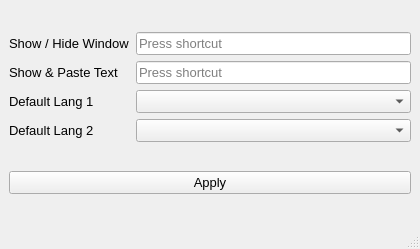
Above: ui/Settings.ui from DenisShahbazyan/Translate before the change. Below: the same form after it.
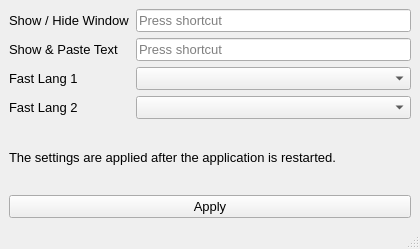
That is the form after the change. Icons and pictures are not drawn.

Diff of the .ui file:
```diff
--- a/ui/Settings.ui
+++ b/ui/Settings.ui
@@ -19,11 +19,13 @@
    <string>Settings</string>
   </property>
   <widget class="QWidget" name="centralwidget">
+   <layout class="QVBoxLayout" name="verticalLayout_4">
+    <item>
    <layout class="QVBoxLayout" name="verticalLayout_3">
     <item>
      <layout class="QHBoxLayout" name="horizontalLayout">
       <item>
-       <layout class="QVBoxLayout" name="verticalLayout_2">
+         <layout class="QVBoxLayout" name="verticalLayout">
         <item>
          <widget class="QLabel" name="label">
           <property name="font">
@@ -56,7 +58,7 @@
            </font>
           </property>
           <property name="text">
-           <string>Default Lang 1</string>
+             <string>Fast Lang 1</string>
           </property>
          </widget>
         </item>
@@ -68,14 +70,14 @@
            </font>
           </property>
           <property name="text">
-           <string>Default Lang 2</string>
+             <string>Fast Lang 2</string>
           </property>
          </widget>
         </item>
        </layout>
       </item>
       <item>
-       <layout class="QVBoxLayout" name="verticalLayout">
+         <layout class="QVBoxLayout" name="verticalLayout_2">
         <item>
          <widget class="QKeySequenceEdit" name="show_hide"/>
         </item>
@@ -83,7 +85,7 @@
          <widget class="QKeySequenceEdit" name="show_paste"/>
         </item>
         <item>
-         <widget class="QComboBox" name="defaukt_lang_1">
+           <widget class="QComboBox" name="fast_lang_1">
           <property name="font">
            <font>
             <pointsize>10</pointsize>
@@ -92,7 +94,7 @@
          </widget>
         </item>
         <item>
-         <widget class="QComboBox" name="defaukt_lang_2">
+           <widget class="QComboBox" name="fast_lang_2">
           <property name="font">
            <font>
             <pointsize>10</pointsize>
@@ -101,6 +103,15 @@
          </widget>
         </item>
        </layout>
+        </item>
+       </layout>
+      </item>
+      <item>
+       <widget class="QLabel" name="label_5">
+        <property name="text">
+         <string>The settings are applied after the application is restarted.</string>
+        </property>
+       </widget>
       </item>
      </layout>
     </item>
```
Left out of the diff: 6 changed lines with no effect on the pictures. Lines whose indentation alone changed are shown as unchanged.
